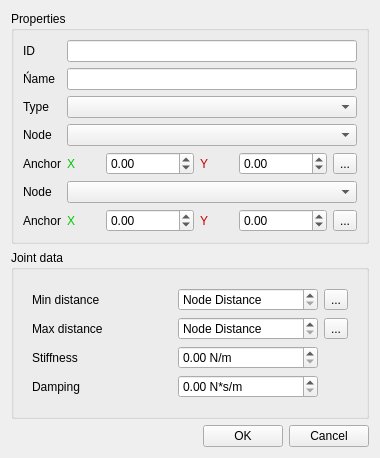
ensisoft/detonator, file editor/gui/dlgjoint.ui: the form before one commit.
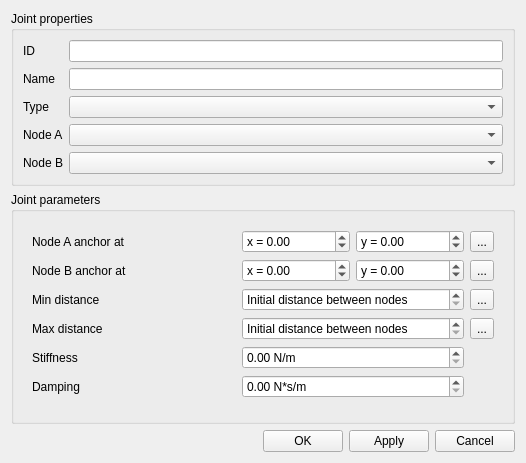
The form after the commit. Icons and pictures are not drawn.

Commit message:
Refactor distance joint properties and parameters
Refactor distance joint properties and parameters. The src and dst
anchor points are now distance joint parameters instead of generic
joint properties.

- Refactor the joint dialog UI and add apply button.
- Add some validity checking before using joint.

Patch:
```diff
--- a/editor/gui/dlgjoint.ui
+++ b/editor/gui/dlgjoint.ui
@@ -6,8 +6,8 @@
    <rect>
     <x>0</x>
     <y>0</y>
-    <width>380</width>
-    <height>444</height>
+    <width>526</width>
+    <height>463</height>
    </rect>
   </property>
   <property name="windowTitle">
@@ -17,181 +17,23 @@
    <item>
     <widget class="QGroupBox" name="props">
      <property name="title">
-      <string>Properties</string>
+      <string>Joint properties</string>
      </property>
      <layout class="QGridLayout" name="gridLayout_2">
       <item row="2" column="1">
        <widget class="QComboBox" name="cmbType"/>
       </item>
-      <item row="7" column="1">
-       <layout class="QHBoxLayout" name="horizontalLayout_5">
-        <item>
-         <widget class="QLabel" name="label_18">
-          <property name="styleSheet">
-           <string notr="true">color: rgb(0, 200, 0)</string>
-          </property>
-          <property name="text">
-           <string>X</string>
-          </property>
-         </widget>
-        </item>
-        <item>
-         <widget class="QDoubleSpinBox" name="dstX">
-          <property name="enabled">
-           <bool>true</bool>
-          </property>
-          <property name="minimum">
-           <double>-1000000.000000000000000</double>
-          </property>
-          <property name="maximum">
-           <double>1000000.000000000000000</double>
-          </property>
-          <property name="stepType">
-           <enum>QAbstractSpinBox::AdaptiveDecimalStepType</enum>
-          </property>
-         </widget>
-        </item>
-        <item>
-         <widget class="QLabel" name="label_22">
-          <property name="styleSheet">
-           <string notr="true">color: rgb(200,0, 0)</string>
-          </property>
-          <property name="text">
-           <string>Y</string>
-          </property>
-         </widget>
-        </item>
-        <item>
-         <widget class="QDoubleSpinBox" name="dstY">
-          <property name="enabled">
-           <bool>true</bool>
-          </property>
-          <property name="buttonSymbols">
-           <enum>QAbstractSpinBox::UpDownArrows</enum>
-          </property>
-          <property name="minimum">
-           <double>-1000000.000000000000000</double>
-          </property>
-          <property name="maximum">
-           <double>1000000.000000000000000</double>
-          </property>
-          <property name="stepType">
-           <enum>QAbstractSpinBox::AdaptiveDecimalStepType</enum>
-          </property>
-         </widget>
-        </item>
-        <item>
-         <widget class="QToolButton" name="btnResetDstAnchor">
-          <property name="toolTip">
-           <string>Reset idle track to nothing</string>
-          </property>
-          <property name="text">
-           <string>...</string>
-          </property>
-          <property name="icon">
-           <iconset resource="../resource/resource.qrc">
-            <normaloff>:/16x16_ico_png/reset.png</normaloff>:/16x16_ico_png/reset.png</iconset>
-          </property>
-          <property name="autoRaise">
-           <bool>false</bool>
-          </property>
-          <property name="arrowType">
-           <enum>Qt::NoArrow</enum>
-          </property>
-         </widget>
-        </item>
-       </layout>
-      </item>
       <item row="3" column="0">
        <widget class="QLabel" name="label_3">
         <property name="text">
-         <string>Node</string>
+         <string>Node A</string>
         </property>
        </widget>
       </item>
-      <item row="4" column="1">
-       <layout class="QHBoxLayout" name="horizontalLayout_4">
-        <item>
-         <widget class="QLabel" name="label_19">
-          <property name="styleSheet">
-           <string notr="true">color: rgb(0, 200, 0)</string>
-          </property>
-          <property name="text">
-           <string>X</string>
-          </property>
-         </widget>
-        </item>
-        <item>
-         <widget class="QDoubleSpinBox" name="srcX">
-          <property name="enabled">
-           <bool>true</bool>
-          </property>
-          <property name="minimum">
-           <double>-1000000.000000000000000</double>
-          </property>
-          <property name="maximum">
-           <double>1000000.000000000000000</double>
-          </property>
-          <property name="stepType">
-           <enum>QAbstractSpinBox::AdaptiveDecimalStepType</enum>
-          </property>
-         </widget>
-        </item>
-        <item>
-         <widget class="QLabel" name="label_21">
-          <property name="styleSheet">
-           <string notr="true">color: rgb(200,0, 0)</string>
-          </property>
-          <property name="text">
-           <string>Y</string>
-          </property>
-         </widget>
-        </item>
-        <item>
-         <widget class="QDoubleSpinBox" name="srcY">
-          <property name="enabled">
-           <bool>true</bool>
-          </property>
-          <property name="buttonSymbols">
-           <enum>QAbstractSpinBox::UpDownArrows</enum>
-          </property>
-          <property name="minimum">
-           <double>-1000000.000000000000000</double>
-          </property>
-          <property name="maximum">
-           <double>1000000.000000000000000</double>
-          </property>
-          <property name="stepType">
-           <enum>QAbstractSpinBox::AdaptiveDecimalStepType</enum>
-          </property>
-         </widget>
-        </item>
-        <item>
-         <widget class="QToolButton" name="btnResetSrcAnchor">
-          <property name="toolTip">
-           <string>Reset idle track to nothing</string>
-          </property>
-          <property name="text">
-           <string>...</string>
-          </property>
-          <property name="icon">
-           <iconset resource="../resource/resource.qrc">
-            <normaloff>:/16x16_ico_png/reset.png</normaloff>:/16x16_ico_png/reset.png</iconset>
-          </property>
-          <property name="autoRaise">
-           <bool>false</bool>
-          </property>
-          <property name="arrowType">
-           <enum>Qt::NoArrow</enum>
-          </property>
-         </widget>
-        </item>
-       </layout>
-      </item>
       <item row="1" column="0">
        <widget class="QLabel" name="label">
         <property name="text">
-         <string>Ńame</string>
+         <string>Name</string>
         </property>
        </widget>
       </item>
@@ -205,7 +47,7 @@
       <item row="6" column="0">
        <widget class="QLabel" name="label_4">
         <property name="text">
-         <string>Node</string>
+         <string>Node B</string>
         </property>
        </widget>
       </item>
@@ -236,27 +78,13 @@
       <item row="3" column="1">
        <widget class="QComboBox" name="cmbSrcNode"/>
       </item>
-      <item row="4" column="0">
-       <widget class="QLabel" name="label_10">
-        <property name="text">
-         <string>Anchor</string>
-        </property>
-       </widget>
-      </item>
-      <item row="7" column="0">
-       <widget class="QLabel" name="label_11">
-        <property name="text">
-         <string>Anchor</string>
-        </property>
-       </widget>
-      </item>
      </layout>
     </widget>
    </item>
    <item>
     <widget class="QGroupBox" name="groupBox">
      <property name="title">
-      <string>Joint data</string>
+      <string>Joint parameters</string>
      </property>
      <layout class="QVBoxLayout" name="verticalLayout">
       <item>
@@ -266,57 +94,14 @@
         </property>
         <widget class="QWidget" name="pageDistance">
          <layout class="QGridLayout" name="gridLayout">
-          <item row="2" column="1">
-           <widget class="QDoubleSpinBox" name="stiffness">
-            <property name="suffix">
-             <string> N/m</string>
-            </property>
-           </widget>
-          </item>
-          <item row="0" column="0">
-           <widget class="QLabel" name="label_7">
-            <property name="text">
-             <string>Min distance</string>
-            </property>
-           </widget>
-          </item>
-          <item row="3" column="0">
+          <item row="5" column="0">
            <widget class="QLabel" name="label_6">
             <property name="text">
              <string>Damping</string>
             </property>
            </widget>
           </item>
-          <item row="0" column="1">
-           <layout class="QHBoxLayout" name="horizontalLayout_2">
-            <item>
-             <widget class="QDoubleSpinBox" name="minDist">
-              <property name="enabled">
-               <bool>true</bool>
-              </property>
-              <property name="specialValueText">
-               <string>Node Distance</string>
-              </property>
-              <property name="decimals">
-               <number>1</number>
-              </property>
-              <property name="minimum">
-               <double>-0.100000000000000</double>
-              </property>
-              <property name="maximum">
-               <double>1000000.000000000000000</double>
-              </property>
-              <property name="stepType">
-               <enum>QAbstractSpinBox::AdaptiveDecimalStepType</enum>
-              </property>
-              <property name="value">
-               <double>-0.100000000000000</double>
-              </property>
-             </widget>
-            </item>
-           </layout>
-          </item>
-          <item row="3" column="1">
+          <item row="5" column="1">
            <widget class="QDoubleSpinBox" name="damping">
             <property name="prefix">
              <string/>
@@ -326,7 +111,169 @@
             </property>
            </widget>
           </item>
-          <item row="1" column="1">
+          <item row="3" column="0">
+           <widget class="QLabel" name="label_9">
+            <property name="text">
+             <string>Max distance</string>
+            </property>
+           </widget>
+          </item>
+          <item row="0" column="0">
+           <widget class="QLabel" name="label_10">
+            <property name="text">
+             <string>Node A anchor at</string>
+            </property>
+           </widget>
+          </item>
+          <item row="0" column="1">
+           <layout class="QHBoxLayout" name="horizontalLayout_4">
+            <item>
+             <widget class="QDoubleSpinBox" name="srcX">
+              <property name="enabled">
+               <bool>true</bool>
+              </property>
+              <property name="prefix">
+               <string>x = </string>
+              </property>
+              <property name="minimum">
+               <double>-1000000.000000000000000</double>
+              </property>
+              <property name="maximum">
+               <double>1000000.000000000000000</double>
+              </property>
+              <property name="stepType">
+               <enum>QAbstractSpinBox::AdaptiveDecimalStepType</enum>
+              </property>
+             </widget>
+            </item>
+            <item>
+             <widget class="QDoubleSpinBox" name="srcY">
+              <property name="enabled">
+               <bool>true</bool>
+              </property>
+              <property name="buttonSymbols">
+               <enum>QAbstractSpinBox::UpDownArrows</enum>
+              </property>
+              <property name="prefix">
+               <string>y = </string>
+              </property>
+              <property name="minimum">
+               <double>-1000000.000000000000000</double>
+              </property>
+              <property name="maximum">
+               <double>1000000.000000000000000</double>
+              </property>
+              <property name="stepType">
+               <enum>QAbstractSpinBox::AdaptiveDecimalStepType</enum>
+              </property>
+             </widget>
+            </item>
+           </layout>
+          </item>
+          <item row="3" column="2">
+           <widget class="QToolButton" name="btnResetMaxDistance">
+            <property name="toolTip">
+             <string>Reset idle track to nothing</string>
+            </property>
+            <property name="text">
+             <string>...</string>
+            </property>
+            <property name="icon">
+             <iconset resource="../resource/resource.qrc">
+              <normaloff>:/16x16_ico_png/reset.png</normaloff>:/16x16_ico_png/reset.png</iconset>
+            </property>
+            <property name="autoRaise">
+             <bool>false</bool>
+            </property>
+            <property name="arrowType">
+             <enum>Qt::NoArrow</enum>
+            </property>
+           </widget>
+          </item>
+          <item row="4" column="1">
+           <widget class="QDoubleSpinBox" name="stiffness">
+            <property name="suffix">
+             <string> N/m</string>
+            </property>
+           </widget>
+          </item>
+          <item row="2" column="1">
+           <layout class="QHBoxLayout" name="horizontalLayout_2">
+            <item>
+             <widget class="QDoubleSpinBox" name="minDist">
+              <property name="enabled">
+               <bool>true</bool>
+              </property>
+              <property name="specialValueText">
+               <string>Initial distance between nodes</string>
+              </property>
+              <property name="decimals">
+               <number>1</number>
+              </property>
+              <property name="minimum">
+               <double>-0.100000000000000</double>
+              </property>
+              <property name="maximum">
+               <double>1000000.000000000000000</double>
+              </property>
+              <property name="stepType">
+               <enum>QAbstractSpinBox::AdaptiveDecimalStepType</enum>
+              </property>
+              <property name="value">
+               <double>-0.100000000000000</double>
+              </property>
+             </widget>
+            </item>
+           </layout>
+          </item>
+          <item row="2" column="2">
+           <widget class="QToolButton" name="btnResetMinDistance">
+            <property name="toolTip">
+             <string>Reset idle track to nothing</string>
+            </property>
+            <property name="text">
+             <string>...</string>
+            </property>
+            <property name="icon">
+             <iconset resource="../resource/resource.qrc">
+              <normaloff>:/16x16_ico_png/reset.png</normaloff>:/16x16_ico_png/reset.png</iconset>
+            </property>
+            <property name="autoRaise">
+             <bool>false</bool>
+            </property>
+            <property name="arrowType">
+             <enum>Qt::NoArrow</enum>
+            </property>
+           </widget>
+          </item>
+          <item row="0" column="2">
+           <widget class="QToolButton" name="btnResetSrcAnchor">
+            <property name="toolTip">
+             <string>Reset idle track to nothing</string>
+            </property>
+            <property name="text">
+             <string>...</string>
+            </property>
+            <property name="icon">
+             <iconset resource="../resource/resource.qrc">
+              <normaloff>:/16x16_ico_png/reset.png</normaloff>:/16x16_ico_png/reset.png</iconset>
+            </property>
+            <property name="autoRaise">
+             <bool>false</bool>
+            </property>
+            <property name="arrowType">
+             <enum>Qt::NoArrow</enum>
+            </property>
+           </widget>
+          </item>
+          <item row="2" column="0">
+           <widget class="QLabel" name="label_7">
+            <property name="text">
+             <string>Min distance</string>
+            </property>
+           </widget>
+          </item>
+          <item row="3" column="1">
            <layout class="QHBoxLayout" name="horizontalLayout_3">
             <item>
              <widget class="QDoubleSpinBox" name="maxDist">
@@ -334,7 +281,7 @@
                <bool>true</bool>
               </property>
               <property name="specialValueText">
-               <string>Node Distance</string>
+               <string>Initial distance between nodes</string>
               </property>
               <property name="decimals">
                <number>1</number>
@@ -355,7 +302,7 @@
             </item>
            </layout>
           </item>
-          <item row="2" column="0">
+          <item row="4" column="0">
            <widget class="QLabel" name="label_5">
             <property name="text">
              <string>Stiffness</string>
@@ -363,34 +310,59 @@
            </widget>
           </item>
           <item row="1" column="0">
-           <widget class="QLabel" name="label_9">
+           <widget class="QLabel" name="label_11">
             <property name="text">
-             <string>Max distance</string>
+             <string>Node B anchor at</string>
             </property>
            </widget>
           </item>
-          <item row="0" column="2">
-           <widget class="QToolButton" name="btnResetMinDistance">
-            <property name="toolTip">
-             <string>Reset idle track to nothing</string>
-            </property>
-            <property name="text">
-             <string>...</string>
-            </property>
-            <property name="icon">
-             <iconset resource="../resource/resource.qrc">
-              <normaloff>:/16x16_ico_png/reset.png</normaloff>:/16x16_ico_png/reset.png</iconset>
-            </property>
-            <property name="autoRaise">
-             <bool>false</bool>
-            </property>
-            <property name="arrowType">
-             <enum>Qt::NoArrow</enum>
-            </property>
-           </widget>
+          <item row="1" column="1">
+           <layout class="QHBoxLayout" name="horizontalLayout_5">
+            <item>
+             <widget class="QDoubleSpinBox" name="dstX">
+              <property name="enabled">
+               <bool>true</bool>
+              </property>
+              <property name="prefix">
+               <string>x = </string>
+              </property>
+              <property name="minimum">
+               <double>-1000000.000000000000000</double>
+              </property>
+              <property name="maximum">
+               <double>1000000.000000000000000</double>
+              </property>
+              <property name="stepType">
+               <enum>QAbstractSpinBox::AdaptiveDecimalStepType</enum>
+              </property>
+             </widget>
+            </item>
+            <item>
+             <widget class="QDoubleSpinBox" name="dstY">
+              <property name="enabled">
+               <bool>true</bool>
+              </property>
+              <property name="buttonSymbols">
+               <enum>QAbstractSpinBox::UpDownArrows</enum>
+              </property>
+              <property name="prefix">
+               <string>y = </string>
+              </property>
+              <property name="minimum">
+               <double>-1000000.000000000000000</double>
+              </property>
+              <property name="maximum">
+               <double>1000000.000000000000000</double>
+              </property>
+              <property name="stepType">
+               <enum>QAbstractSpinBox::AdaptiveDecimalStepType</enum>
+              </property>
+             </widget>
+            </item>
+           </layout>
           </item>
           <item row="1" column="2">
-           <widget class="QToolButton" name="btnResetMaxDistance">
+           <widget class="QToolButton" name="btnResetDstAnchor">
             <property name="toolTip">
              <string>Reset idle track to nothing</string>
             </property>
@@ -438,6 +410,13 @@
        </property>
       </widget>
      </item>
+     <item>
+      <widget class="QPushButton" name="btnApply">
+       <property name="text">
+        <string>Apply</string>
+       </property>
+      </widget>
+     </item>
      <item>
       <widget class="QPushButton" name="btnCancel">
        <property name="text">
```
Left out of the diff: 3 changed lines with no effect on the pictures. The commit also changes 7 other files.
